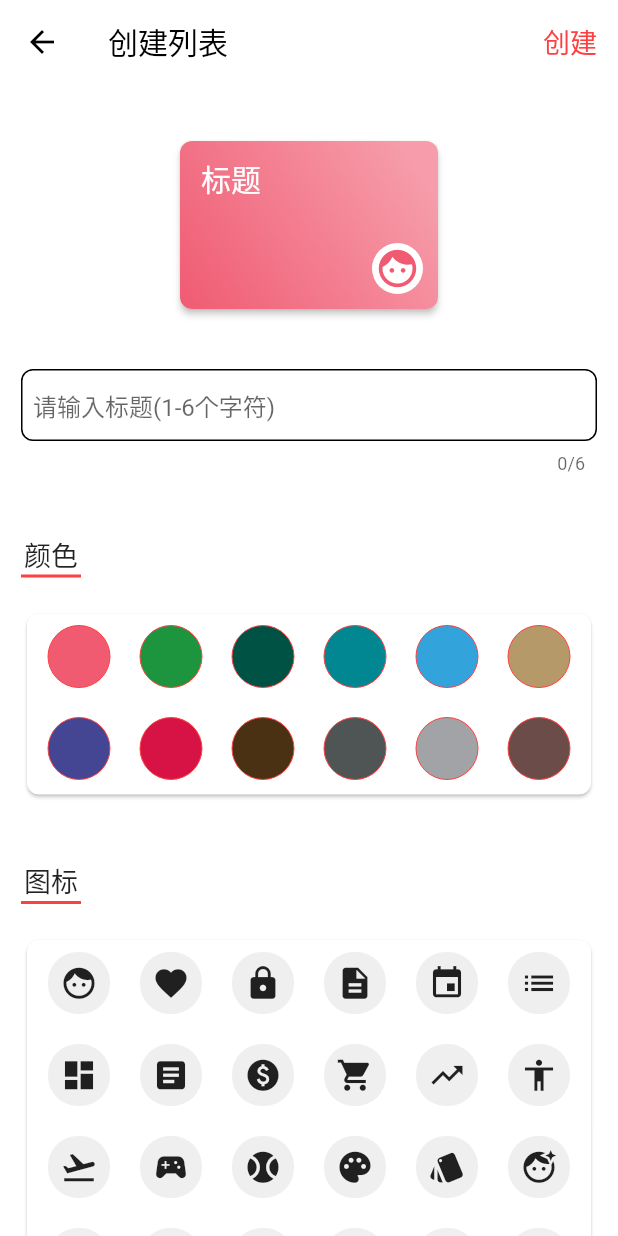
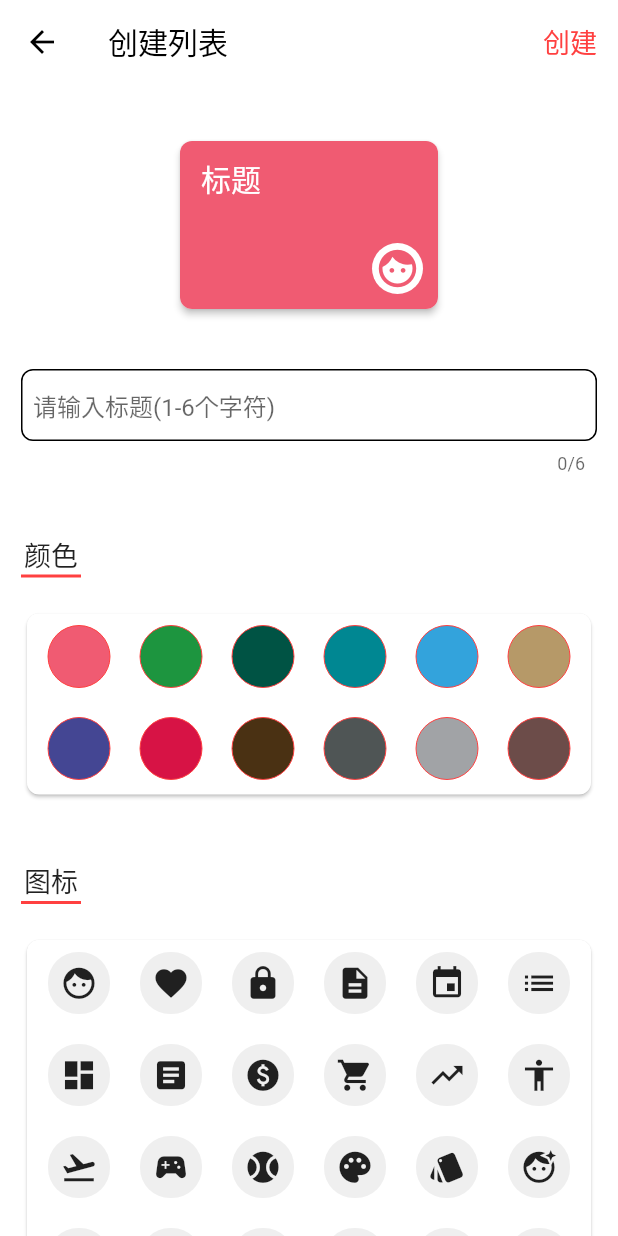
Before and after one commit to woxihejinghao/flutter_life_record, a Flutter app: the ToDoProjectCreatePage screen opened directly, on a phone screen of 412 x 824 dp. Run offline on Flutter 3.47's test engine with Material 2 defaults, Android fonts, the phone set to English and light mode, and no system bars; drawn by our look-alikes of oktoast; our stand-ins replace date_format, hive, sqflite; missing offline and left inert: flutter_vibrate; accounts and stored records are empty.

Commit message:
优化项目内创建待办事项不刷新的问题

```diff
--- a/lib/Page/ToDo/Pages/todo_list_create_page.dart
+++ b/lib/Page/ToDo/Pages/todo_list_create_page.dart
@@ -8,6 +8,7 @@ import 'package:flutter_life_record/Page/ToDo/Models/todo_project_model.dart';
 import 'package:flutter_life_record/Page/ToDo/Pages/todo_list_time_select_page.dart';
 import 'package:flutter_life_record/Page/ToDo/Pages/todo_project_select_page.dart';
 import 'package:flutter_life_record/Page/ToDo/Providers/todo_home_provider.dart';
+import 'package:flutter_life_record/Page/ToDo/Providers/todo_project_details_provider.dart';
 import 'package:flutter_life_record/Page/ToDo/ViewModel/todo_item_create_viewModel.dart';
 import 'package:flutter_life_record/Page/ToDo/Widgets/normal_list_tile.dart';
 import 'package:flutter_life_record/Page/ToDo/Widgets/switch_item.dart';
@@ -184,6 +185,7 @@ class _ToDoListCreatePageState extends State<ToDoListCreatePage> {
 
     await _viewModel.saveToDoItem(_itemModel);
     currentContext.read<ToDoHomeProvider>().updateToDayItemList();
+    context.read<ToDoProjectDetailsProvider>().refreshItemList();
     Navigator.of(context).pop();
     showToast("创建成功");
   }
--- a/lib/Page/ToDo/Providers/todo_project_details_provider.dart
+++ b/lib/Page/ToDo/Providers/todo_project_details_provider.dart
@@ -37,8 +37,8 @@ class ToDoProjectDetailsProvider extends ChangeNotifier {
   }
 
   deleteItem(int id) async {
-    var success = await LRDataBaseTool.getInstance().deleteToDoItem(id);
-    if (success) {
+    var num = await LRDataBaseTool.getInstance().deleteToDoItem(id);
+    if (num > 0) {
       _itemList.removeWhere((element) => element.id == id);
     }
 
--- a/lib/Page/ToDo/Widgets/todo_project_card.dart
+++ b/lib/Page/ToDo/Widgets/todo_project_card.dart
@@ -49,11 +49,14 @@ class ToDoProjectCard extends StatelessWidget {
         ),
         decoration: BoxDecoration(
             borderRadius: BorderRadius.all(Radius.circular(8)),
-            gradient: LinearGradient(
-                colors: [this.color.withOpacity(0.6), this.color],
-                begin: Alignment.topRight,
-                end: Alignment.bottomLeft,
-                stops: [0.1, 1.0])),
+            color: this.color
+            // gradient: LinearGradient(
+            //     colors: [this.color.withOpacity(0.6), this.color],
+            //     begin: Alignment.topRight,
+            //     end: Alignment.bottomLeft,
+            //     stops: [0.1, 1.0])
+
+            ),
       ),
       shape: RoundedRectangleBorder(
           borderRadius: BorderRadius.all(Radius.circular(8))),
```
Also changed, not shown: lib/Page/ToDo/Pages/todo_project_details_page.dart (+7 -3 lines), lib/Page/ToDo/Providers/providers.dart (+8 -0 lines), 1 other file.
